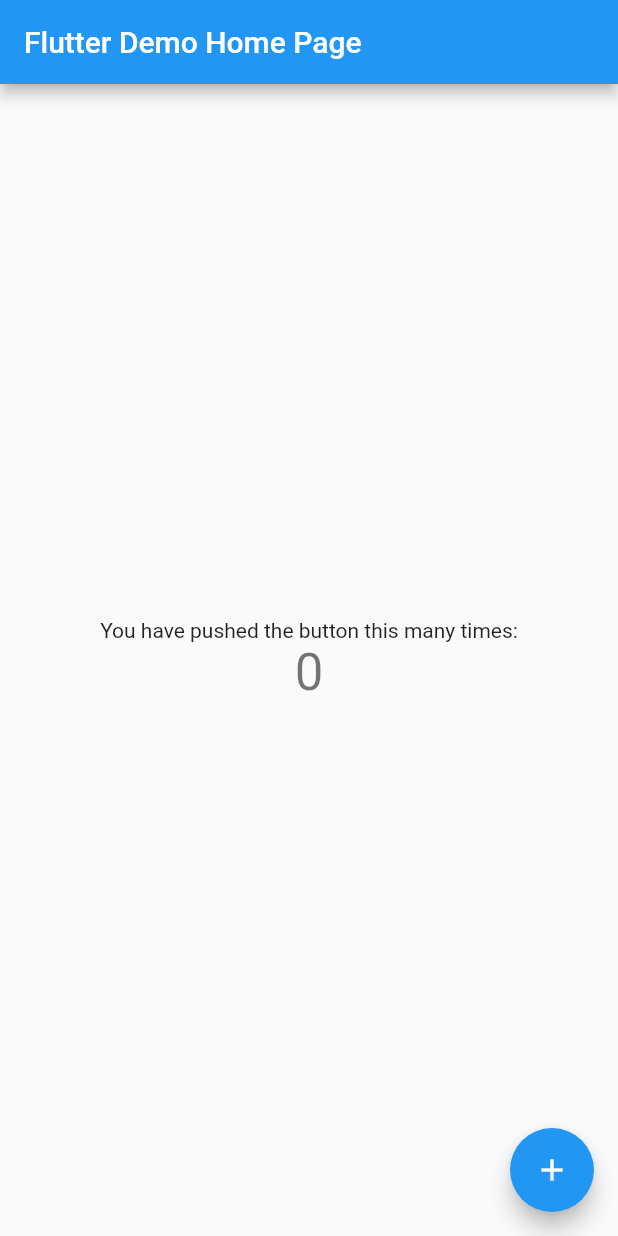
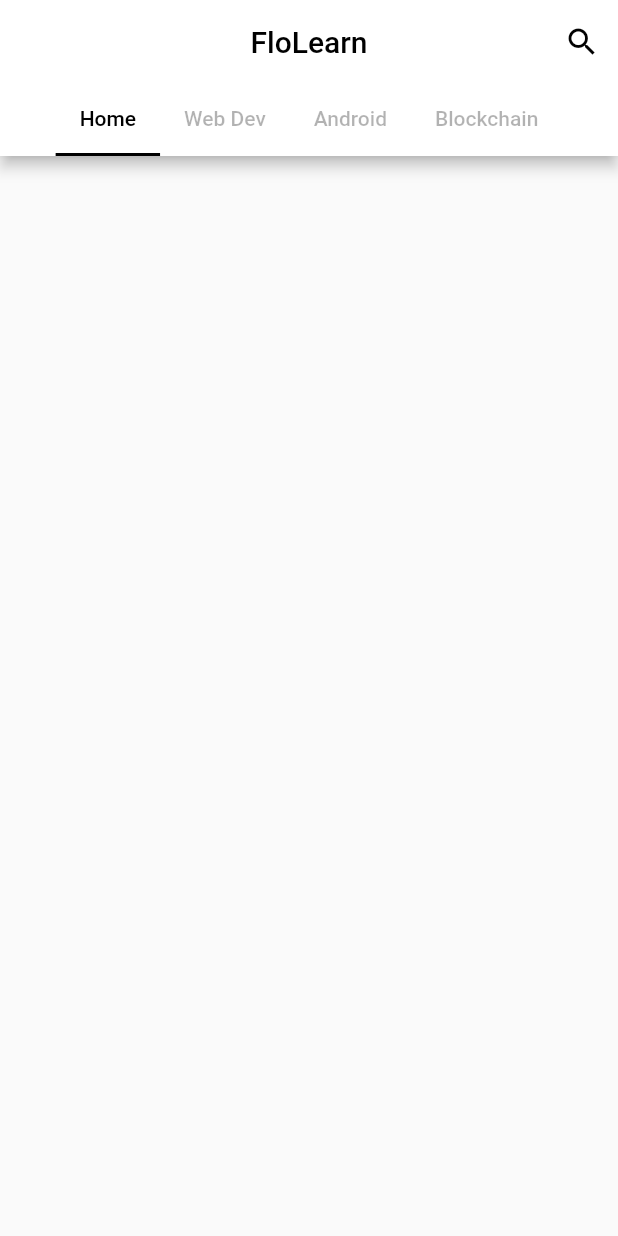
Before and after one commit to shreyamalviya/FloLearn, a Flutter app: the screen it shows after launch, on a phone screen of 412 x 824 dp. Run offline on Flutter 3.47's test engine with Material 2 defaults, Android fonts, the phone set to English and light mode, and no system bars; Roboto replaces fonts that are missing (Ubuntu).

Commit message:
Home Page

```diff
--- a/lib/main.dart
+++ b/lib/main.dart
@@ -7,105 +7,104 @@ class MyApp extends StatelessWidget {
   @override
   Widget build(BuildContext context) {
     return MaterialApp(
-      title: 'Flutter Demo',
+      title: 'FloLearn',
       theme: ThemeData(
-        // This is the theme of your application.
-        //
-        // Try running your application with "flutter run". You'll see the
-        // application has a blue toolbar. Then, without quitting the app, try
-        // changing the primarySwatch below to Colors.green and then invoke
-        // "hot reload" (press "r" in the console where you ran "flutter run",
-        // or simply save your changes to "hot reload" in a Flutter IDE).
-        // Notice that the counter didn't reset back to zero; the application
-        // is not restarted.
         primarySwatch: Colors.blue,
       ),
-      home: MyHomePage(title: 'Flutter Demo Home Page'),
+      home: Home(),
+      debugShowCheckedModeBanner: false,
     );
   }
 }
 
-class MyHomePage extends StatefulWidget {
-  MyHomePage({Key key, this.title}) : super(key: key);
+class Home extends StatefulWidget {
+  final List<Widget> _categoryTabs = [
+    Tab(
+      child: Text('Home'),
+    ),
+    Tab(
+      child: Text('Web Dev'),
+    ),
+    Tab(
+      child: Text('Android'),
+    ),
+    Tab(
+      child: Text('Blockchain'),
+    ),
+  ];
+  @override
+  _HomeState createState() => _HomeState();
+}
 
-  // This widget is the home page of your application. It is stateful, meaning
-  // that it has a State object (defined below) that contains fields that affect
-  // how it looks.
-
-  // This class is the configuration for the state. It holds the values (in this
-  // case the title) provided by the parent (in this case the App widget) and
-  // used by the build method of the State. Fields in a Widget subclass are
-  // always marked "final".
-
-  final String title;
+class _HomeState extends State<Home> with SingleTickerProviderStateMixin {
+  TabController _categoryController;
 
   @override
-  _MyHomePageState createState() => _MyHomePageState();
-}
+  void initState() {
+    super.initState();
+    _categoryController = TabController(
+      vsync: this,
+      length: 4,
+    );
+  }
 
-class _MyHomePageState extends State<MyHomePage> {
-  int _counter = 0;
-
-  void _incrementCounter() {
-    setState(() {
-      // This call to setState tells the Flutter framework that something has
-      // changed in this State, which causes it to rerun the build method below
-      // so that the display can reflect the updated values. If we changed
-      // _counter without calling setState(), then the build method would not be
-      // called again, and so nothing would appear to happen.
-      _counter++;
-    });
+  @override
+  void dispose() {
+    _categoryController.dispose();
+    super.dispose();
   }
 
   @override
   Widget build(BuildContext context) {
-    // This method is rerun every time setState is called, for instance as done
-    // by the _incrementCounter method above.
-    //
-    // The Flutter framework has been optimized to make rerunning build methods
-    // fast, so that you can just rebuild anything that needs updating rather
-    // than having to individually change instances of widgets.
     return Scaffold(
       appBar: AppBar(
-        // Here we take the value from the MyHomePage object that was created by
-        // the App.build method, and use it to set our appbar title.
-        title: Text(widget.title),
-      ),
-      body: Center(
-        // Center is a layout widget. It takes a single child and positions it
-        // in the middle of the parent.
-        child: Column(
-          // Column is also a layout widget. It takes a list of children and
-          // arranges them vertically. By default, it sizes itself to fit its
-          // children horizontally, and tries to be as tall as its parent.
-          //
-          // Invoke "debug painting" (press "p" in the console, choose the
-          // "Toggle Debug Paint" action from the Flutter Inspector in Android
-          // Studio, or the "Toggle Debug Paint" command in Visual Studio Code)
-          // to see the wireframe for each widget.
-          //
-          // Column has various properties to control how it sizes itself and
-          // how it positions its children. Here we use mainAxisAlignment to
-          // center the children vertically; the main axis here is the vertical
-          // axis because Columns are vertical (the cross axis would be
-          // horizontal).
-          mainAxisAlignment: MainAxisAlignment.center,
-          children: <Widget>[
-            Text(
-              'You have pushed the button this many times:',
-            ),
-            Text(
-              '$_counter',
-              style: Theme.of(context).textTheme.display1,
-            ),
-          ],
+        centerTitle: true,
+        iconTheme: IconThemeData(
+          color: Colors.black,
+        ),
+        title: Text(
+          'FloLearn',
+          style: TextStyle(
+            color: Colors.black,
+            fontFamily: 'Ubuntu',
+            fontSize: 20,
+          ),
+        ),
+        backgroundColor: Colors.white,
+        actions: <Widget>[
+          IconButton(
+            icon: Icon(Icons.search),
+            onPressed: () {
+              // showSearch(
+              //   context: context,
+              //   delegate: SimulationSearch(),
+              // );
+            },
+          ),
+        ],
+        bottom: TabBar(
+          controller: _categoryController,
+          isScrollable: true,
+          labelColor: Colors.black,
+          unselectedLabelColor: Colors.black.withOpacity(0.3),
+          indicatorColor: Colors.black,
+          tabs: widget._categoryTabs,
         ),
       ),
-      floatingActionButton: FloatingActionButton(
-        onPressed: _incrementCounter,
-        tooltip: 'Increment',
-        child: Icon(Icons.add),
-      ), // This trailing comma makes auto-formatting nicer for build methods.
+      body: TabBarView(
+        controller: _categoryController,
+        children: <Widget>[
+          // HomePage(),
+          // PhysicsPage(),
+          // AlgorithmsPage(),
+          // MathematicsPage(),
+          // ChemistryPage(),
+          Container(),
+          Container(),
+          Container(),
+          Container(),
+        ],
+      ),
     );
   }
 }
```
